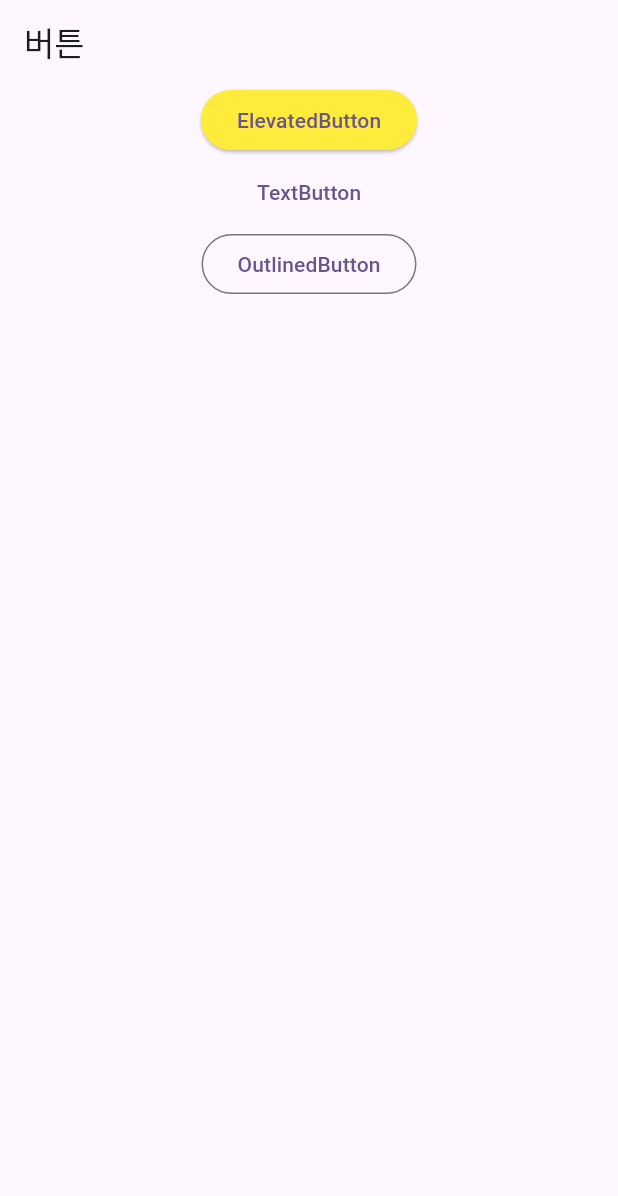
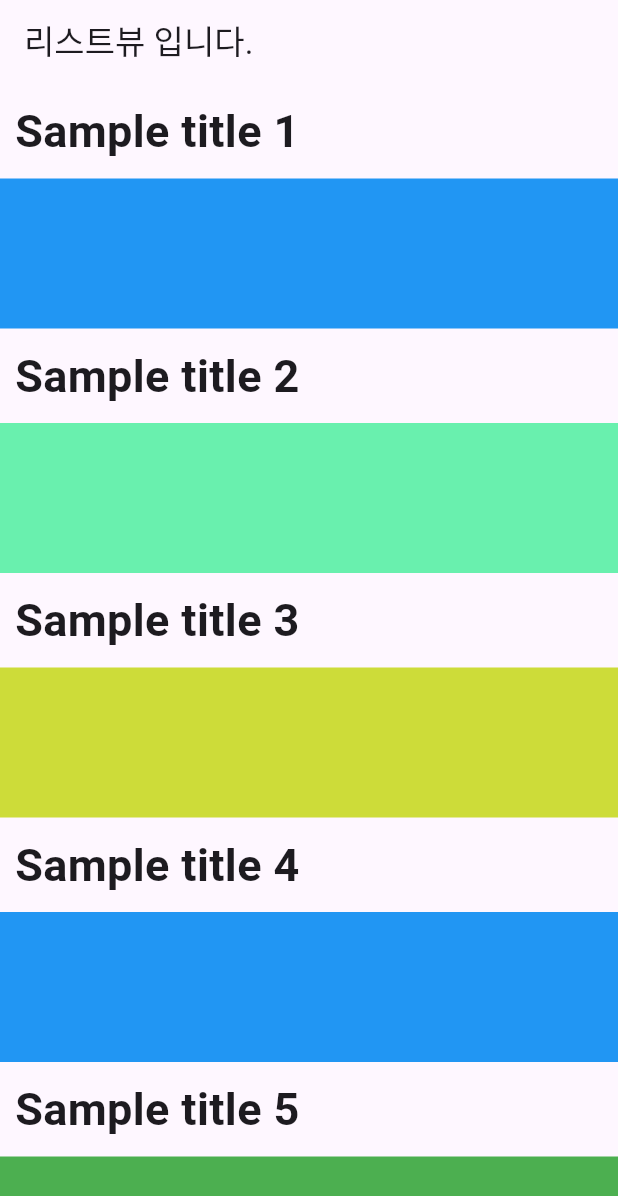
Before and after one commit to Likeine/Flutter_app_all, a Flutter app: the screen it shows after launch, on a phone screen of 412 x 824 dp. Shown: the top 1196 px of the screen. Run offline on Flutter 3.47's test engine with Material 3 defaults, Android fonts, the phone set to English and light mode, and no system bars.

Commit message:
07-30 3 / Scroll View Page 미완

```diff
--- /dev/null
+++ b/lib/List_View.dart
@@ -0,0 +1,90 @@
+import 'package:flutter/material.dart';
+
+class MyHomePage extends StatefulWidget
+{
+  const MyHomePage({super.key});
+
+  @override
+  State<MyHomePage> createState() => _MyHomePageState();
+}
+
+class _MyHomePageState extends State<MyHomePage>
+{
+  final postList =
+  [
+    {
+      "title" : "Sample title 1",
+      "color" : Colors.blue
+    },
+    {
+      "title" : "Sample title 2",
+      "color" : Colors.greenAccent
+    },
+    {
+      "title" : "Sample title 3",
+      "color" : Colors.lime
+    },
+    {
+      "title" : "Sample title 4",
+      "color" : Colors.blue
+    },
+    {
+      "title" : "Sample title 5",
+      "color" : Colors.green
+    },
+    {
+      "title" : "Sample title 6",
+      "color" : Colors.yellow
+    },
+    {
+      "title" : "Sample title 7",
+      "color" : Colors.red
+    },
+  ];
+
+  @override
+  Widget build(BuildContext context)
+  {
+    return Scaffold
+    (
+      appBar: AppBar
+      (
+        title: const Text("리스트뷰 입니다."),
+      ),
+      body: ListView.builder
+      (
+        itemCount: postList.length,
+        itemBuilder: (BuildContext context, int index)
+        {
+          return postContainer
+          (
+            title: postList[index]["title"] as String,
+            colorData: postList[index]["color"] as Color
+          );
+        },
+      )
+    );
+  }
+
+  Widget postContainer({String title = "", Color colorData = Colors.red})
+  {
+    return Column
+    (
+      crossAxisAlignment: CrossAxisAlignment.start,
+      children:
+      [
+        Container
+        (
+          padding: const EdgeInsets.all(10),
+          child: Text(title, style: const TextStyle(fontSize: 30, fontWeight: FontWeight.bold),),
+        ),
+        Container
+        (
+          width: MediaQuery.of(context).size.width,
+          height: 100,
+          color: colorData,
+        )
+      ],
+    );
+  }
+}
--- /dev/null
+++ b/lib/Navigator.dart
@@ -0,0 +1,40 @@
+import 'package:flutter/material.dart';
+import 'package:flutter_example/Second_View.dart';
+
+class MyHomePage extends StatefulWidget
+{
+  const MyHomePage({super.key});
+
+  @override
+  State<MyHomePage> createState() => _MyHomePageState();
+}
+
+class _MyHomePageState extends State<MyHomePage>
+{
+  @override
+  Widget build(BuildContext context)
+  {
+    return Scaffold
+    (
+      appBar: AppBar
+      (
+        title: const Text("네비게이터 확인"),
+      ),
+      body: Center
+      (
+        child: GestureDetector
+        (
+          onTap: () => Navigator.push(context, MaterialPageRoute(
+            builder:  (_) => const SecondView())
+          ),
+          child: Container
+          (
+            padding: const EdgeInsets.all(15),
+            color: Colors.blue,
+            child: const Text("Get started"),
+          ),
+        ),
+      ),
+    );
+  }
+}
--- /dev/null
+++ b/lib/Scroll_View_Page.dart
@@ -0,0 +1,87 @@
+import 'package:flutter/material.dart';
+import 'dart:convert';
+import 'package:http/http.dart' as http;
+
+class MyHomePage extends StatefulWidget
+{
+  const MyHomePage({super.key});
+
+  @override
+  State<MyHomePage> createState() => _MyHomePageState();
+}
+
+class _MyHomePageState extends State<MyHomePage>
+{
+  final ScrollController _scrollController = ScrollController();
+  List _data = [];
+  int _page = 1;
+  bool _isLoading = false;
+  bool _hasMoreData = false;
+
+  @override
+  void initState()
+  {
+    super.initState();
+    _fetchData();
+    _scrollController.addListener((){
+      if (_scrollController.position.extentAfter < 300 && !_isLoading && _hasMoreData)
+      {
+        _fetchData();
+      }
+    });
+  }
+
+  Future<void> _fetchData() async
+  {
+    setState(() {
+      _isLoading = true;
+    });
+    final response = await http.get(Uri.parse('https://jsonplaceholder.typicode.com/albums?_page=$_page&_limit=10'));
+    if(response.statusCode == 200)
+    {
+      List newData = json.decode(response.body);
+      setState(()
+      {
+        _data.addAll(newData);
+        _isLoading = false;
+        if(newData.length < 10)
+        {
+          _hasMoreData = false;
+        }
+        else
+        {
+          _page++;
+        }
+      });
+    }
+    else
+    {
+      setState(()
+      {
+        _isLoading = false;
+        _hasMoreData = false;
+      });
+    }
+  }
+
+  @override
+  void dispose()
+  {
+    super.dispose();
+    _scrollController.dispose();
+  }
+
+  @override
+  Widget build(BuildContext context)
+  {
+    return _data.isEmpty && _isLoading
+    ? Center(child: CircularProgressIndicator()) : ListView.builder
+    (
+      itemCount: _data.length, itemBuilder: (context, index)
+      {
+        if (index == _data.length)
+      }
+    )
+
+  }
+}
--- a/lib/main.dart
+++ b/lib/main.dart
@@ -1,5 +1,5 @@
 import 'package:flutter/material.dart';
-import 'package:flutter_example/Button.dart';
+import 'package:flutter_example/List_View.dart';
 
 //commit Test
 
--- a/pubspec.yaml
+++ b/pubspec.yaml
@@ -30,6 +30,7 @@ environment:
 dependencies:
   flutter:
     sdk: flutter
+  http:
 
 
   # The following adds the Cupertino Icons font to your application.
```
Also changed, not shown: lib/Second_View.dart (added, +36 -0 lines), pubspec.lock.
